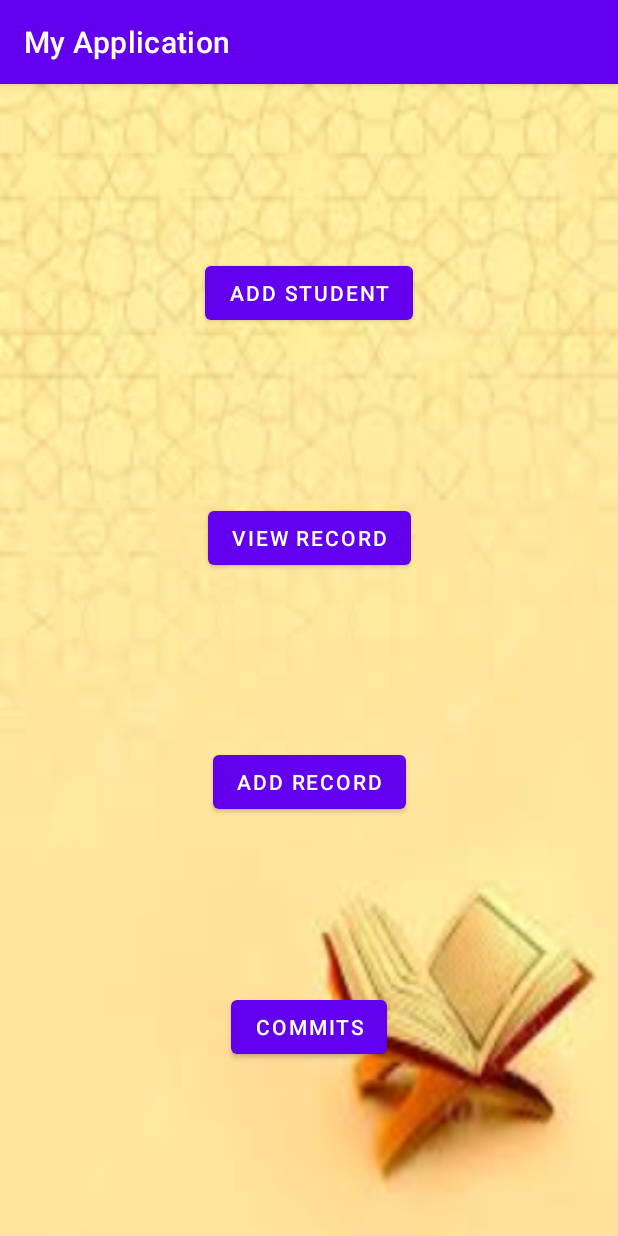
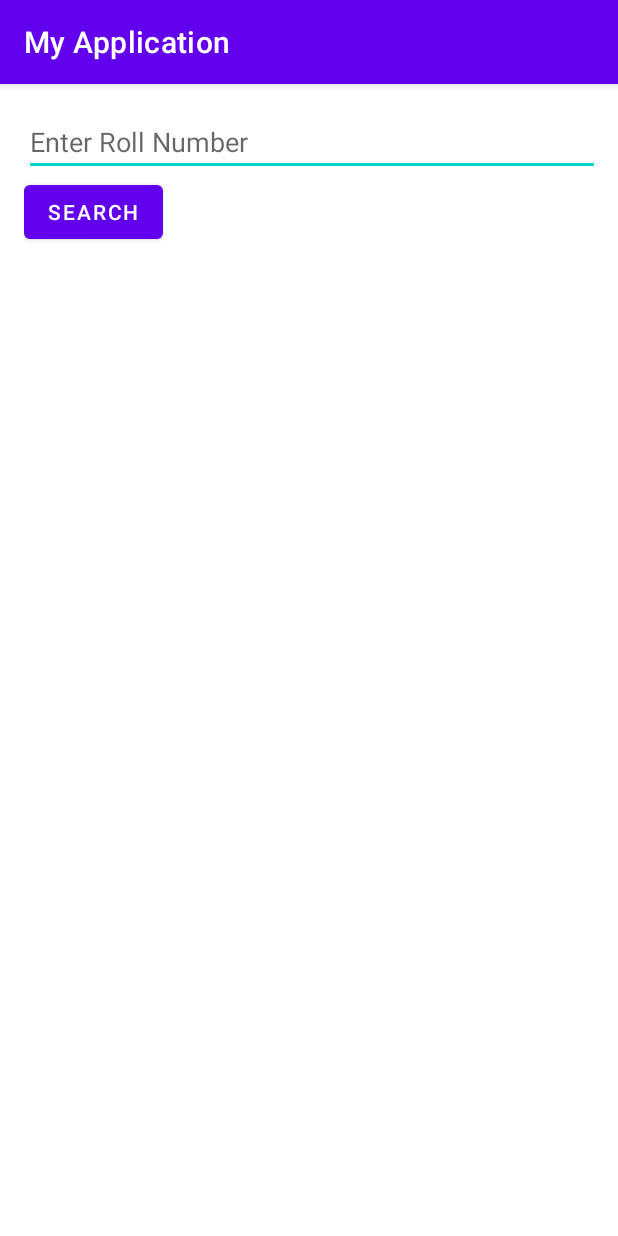
Before and after one commit to UmairHafeez0/HifzApp, an Android app: the screen it shows after launch (MainActivity before the commit, Search after it), after a tap on "VIEW RECORD", on a phone screen of 412 x 824 dp. Run offline under Robolectric (Android 15) with nearby library versions, the light colour scheme and no system bars.

Commit message:
Version21

```diff
--- a/app/src/main/AndroidManifest.xml
+++ b/app/src/main/AndroidManifest.xml
@@ -22,6 +22,8 @@
         </activity>
         <activity android:name=".AddStudentActivity" />
         <activity android:name=".AddRecordActivity" />
+        <activity android:name=".Search" />
+        <activity android:name=".ViewRecordActivity" />
     </application>
 
 </manifest>
--- a/app/src/main/java/com/example/myapplication/DbHelper.java
+++ b/app/src/main/java/com/example/myapplication/DbHelper.java
@@ -14,7 +14,7 @@ import java.util.List;
 
 public class DbHelper extends SQLiteOpenHelper {
 
-    private static final String DATABASE_NAME = "students.db";
+    private static final String DATABASE_NAME = "student.db";
     private static final String TABLE_NAME = "studentsRecord";
 
     private static final String TABLE_NAME2 = "students";
--- a/app/src/main/java/com/example/myapplication/DbHelper2.java
+++ b/app/src/main/java/com/example/myapplication/DbHelper2.java
@@ -14,7 +14,7 @@ import java.util.List;
 
 public class DbHelper2 extends SQLiteOpenHelper {
 
-    private static final String DATABASE_NAME = "students.db";
+    private static final String DATABASE_NAME = "student.db";
     private static final String TABLE_NAME = "students";
 
     private static final String COLUMN_ID = "id";
--- a/app/src/main/java/com/example/myapplication/MainActivity.java
+++ b/app/src/main/java/com/example/myapplication/MainActivity.java
@@ -32,7 +32,7 @@ public class MainActivity extends AppCompatActivity {
             @Override
             public void onClick(View v) {
 
-                Intent intent = new Intent(MainActivity.this, ViewRecordActivity.class);
+                Intent intent = new Intent(MainActivity.this, Search.class);
                 startActivity(intent);
             }
         });
```
Also changed, not shown: app/src/main/res/layout/single_item.xml (+7 -7 lines).
